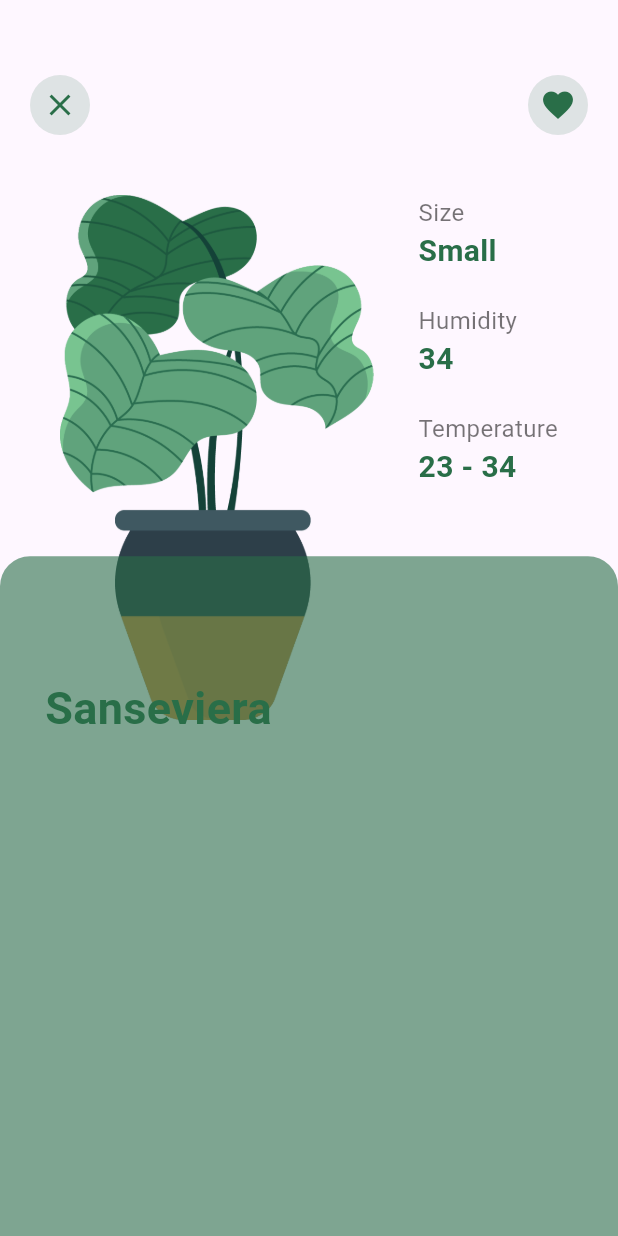
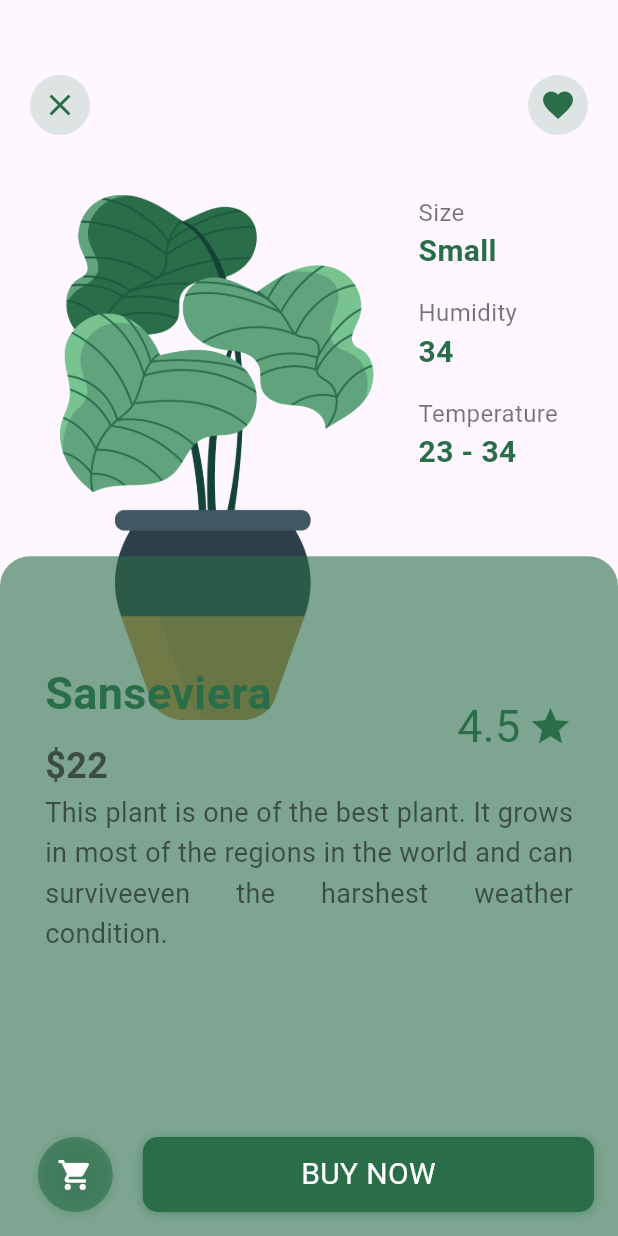
Before and after one commit to SathiaPang/plant_app, a Flutter app: the DetailPage screen opened directly with empty values, on a phone screen of 412 x 824 dp. Run offline on Flutter 3.47's test engine with Material 3 defaults, Android fonts, the phone set to English and light mode, and no system bars; our stand-ins replace animated_bottom_navigation_bar, page_transition.

Commit message:
More feature and function

```diff
--- a/lib/ui/screens/detail_page.dart
+++ b/lib/ui/screens/detail_page.dart
@@ -62,7 +62,7 @@ class _DetailPageState extends State<DetailPage> {
                             title: 'Size',
                           ),
                           SizedBox(
-                            height: 20,
+                            height: 15,
                           ),
                           PlantFeature(
                             plantFeature:
@@ -70,7 +70,7 @@ class _DetailPageState extends State<DetailPage> {
                             title: 'Humidity',
                           ),
                           SizedBox(
-                            height: 20,
+                            height: 15,
                           ),
                           PlantFeature(
                             plantFeature:
@@ -90,7 +90,7 @@ class _DetailPageState extends State<DetailPage> {
             left: 0,
             right: 0,
             child: Container(
-              padding: EdgeInsets.only(top: 80, left: 30, right: 30),
+              padding: EdgeInsets.only(top: 70, left: 30, right: 30),
               height: size.height * .55,
               width: size.width,
               decoration: BoxDecoration(
@@ -119,17 +119,106 @@ class _DetailPageState extends State<DetailPage> {
                             ),
                           ),
                           SizedBox(
-                            height: 20,
+                            height: 10,
+                          ),
+                          Text(
+                            r'$' + _plantList[widget.plantId].price.toString(),
+                            style: TextStyle(
+                                color: Constants.blackColor,
+                                fontSize: 24,
+                                fontWeight: FontWeight.bold),
                           ),
                         ],
                       ),
+                      Row(
+                        children: [
+                          Text(
+                            _plantList[widget.plantId].rating.toString(),
+                            style: TextStyle(
+                                fontSize: 30, color: Constants.primaryColor),
+                          ),
+                          SizedBox(
+                            width: 5,
+                          ),
+                          Icon(
+                            Icons.star,
+                            size: 30,
+                            color: Constants.primaryColor,
+                          )
+                        ],
+                      )
                     ],
+                  ),
+                  Expanded(
+                    child: Text(
+                      _plantList[widget.plantId].decription,
+                      textAlign: TextAlign.justify,
+                      style: TextStyle(
+                          height: 1.5,
+                          fontSize: 18,
+                          color: Constants.blackColor),
+                    ),
                   ),
                 ],
               ),
             ),
           ),
         ],
+      ),
+      //Create and Custom the action button
+      floatingActionButton: SizedBox(
+        width: size.width * .9,
+        height: 50,
+        child: Row(
+          children: [
+            Container(
+              height: 50,
+              width: 50,
+              child: Icon(
+                Icons.shopping_cart,
+                color: Colors.white,
+              ),
+              decoration: BoxDecoration(
+                color: Constants.primaryColor.withOpacity(.6),
+                borderRadius: BorderRadius.circular(50),
+                boxShadow: [
+                  BoxShadow(
+                    offset: Offset(0, 1),
+                    blurRadius: 5,
+                    color: Constants.primaryColor.withOpacity(.3),
+                  ),
+                ],
+              ),
+            ),
+            SizedBox(
+              width: 20,
+            ),
+            Expanded(
+              child: Container(
+                decoration: BoxDecoration(
+                  color: Constants.primaryColor,
+                  borderRadius: BorderRadius.circular(10),
+                  boxShadow: [
+                    BoxShadow(
+                      offset: Offset(0, 1),
+                      blurRadius: 5,
+                      color: Constants.primaryColor.withOpacity(.5),
+                    ),
+                  ],
+                ),
+                child: Center(
+                  child: Text(
+                    'BUY NOW',
+                    style: TextStyle(
+                      color: Colors.white,
+                      fontSize: 20,
+                    ),
+                  ),
+                ),
+              ),
+            ),
+          ],
+        ),
       ),
     );
   }
```
